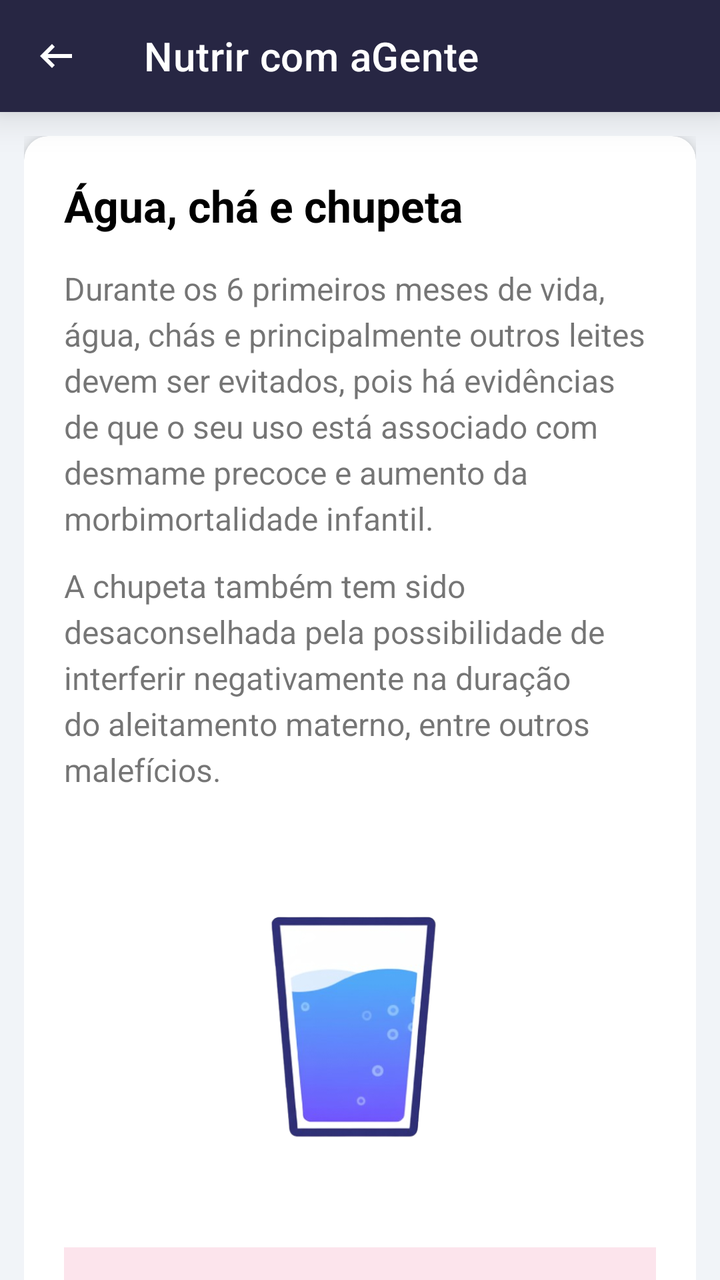
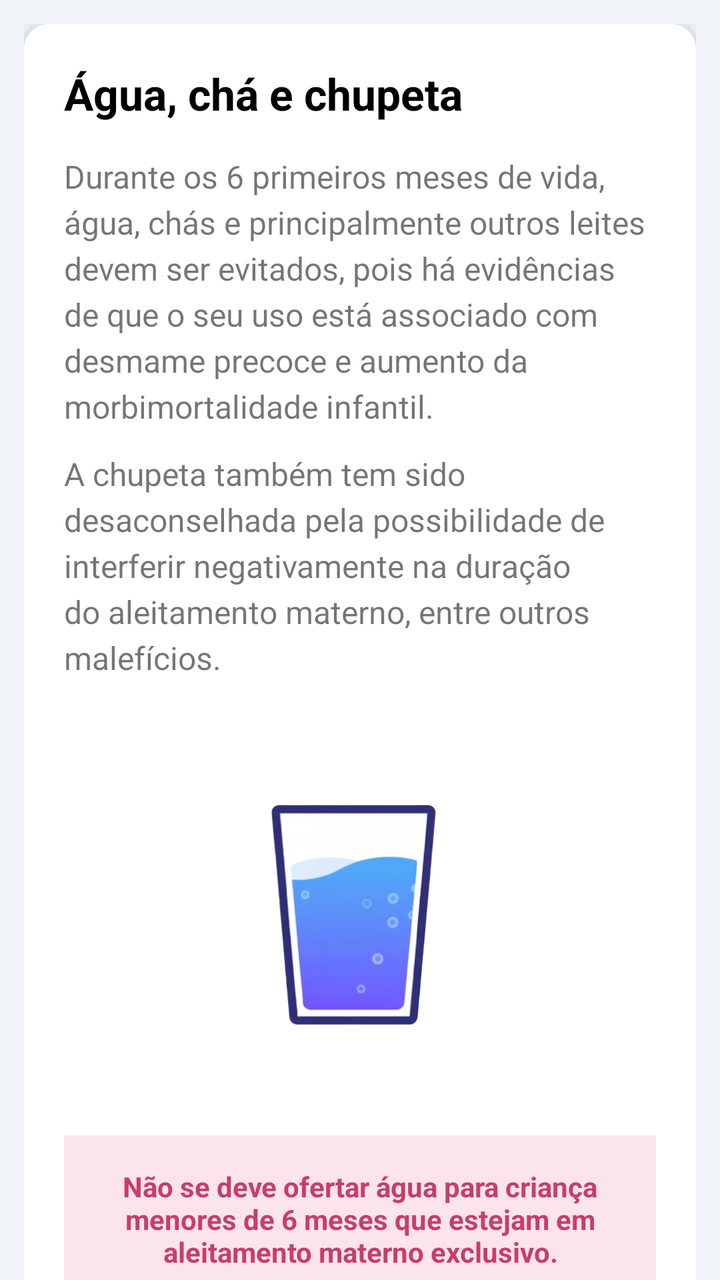

Compare the two renders of this Android layout. The source of the first and the diff that turns it into the second are given below.
<!-- AndroidManifest.xml: application theme Theme.NutrirAGente -->
<!-- res/layout/agua_cha.xml -->
<?xml version="1.0" encoding="utf-8"?>
<androidx.coordinatorlayout.widget.CoordinatorLayout
    xmlns:android="http://schemas.android.com/apk/res/android"
    xmlns:app="http://schemas.android.com/apk/res-auto"
    xmlns:tools="http://schemas.android.com/tools"
    android:layout_width="match_parent"
    android:layout_height="match_parent"
    android:background="@color/gray">

    <com.google.android.material.appbar.AppBarLayout
        android:layout_width="match_parent"
        android:layout_height="wrap_content"
        android:background="@color/blue_toolbar"
        app:elevation="12dp">

        <androidx.appcompat.widget.Toolbar
            android:id="@+id/toolbar"
            android:layout_width="match_parent"
            android:layout_height="?attr/actionBarSize"
            app:navigationIcon="@drawable/ic_arrow_back"
            app:title="@string/title_app"
            app:titleTextColor="@android:color/white"/>

    </com.google.android.material.appbar.AppBarLayout>

    <androidx.core.widget.NestedScrollView
        android:layout_width="match_parent"
        android:layout_height="match_parent"
        app:layout_behavior="@string/appbar_scrolling_view_behavior">

        <LinearLayout
            android:layout_width="match_parent"
            android:layout_height="wrap_content"
            android:orientation="vertical"
            android:padding="12dp">

            <androidx.cardview.widget.CardView
                android:layout_width="match_parent"
                android:layout_height="wrap_content"
                android:layout_marginBottom="16dp"
                app:cardCornerRadius="12dp"
                app:cardElevation="4dp">

                <LinearLayout
                    android:layout_width="match_parent"
                    android:layout_height="wrap_content"
                    android:orientation="vertical"
                    android:padding="20dp">

                    <TextView
                        android:layout_width="wrap_content"
                        android:layout_height="wrap_content"
                        android:layout_marginBottom="16dp"
                        android:text="@string/title_agua_e_cha"
                        android:textColor="@android:color/black"
                        android:textSize="22sp"
                        android:textStyle="bold" />

                    <TextView
                        android:layout_width="wrap_content"
                        android:layout_height="wrap_content"
                        android:layout_marginBottom="12dp"
                        android:lineSpacingExtra="4dp"
                        android:text="@string/water_six_months"
                        android:textSize="16sp" />

                    <TextView
                        android:layout_width="wrap_content"
                        android:layout_height="wrap_content"
                        android:layout_marginBottom="24dp"
                        android:lineSpacingExtra="4dp"
                        android:text="@string/pacifier"
                        android:textSize="16sp" />

                    <ImageView
                        android:layout_width="180dp"
                        android:layout_height="180dp"
                        android:layout_gravity="center_horizontal"
                        android:layout_marginBottom="24dp"
                        android:src="@drawable/copo_de_agua"
                        android:contentDescription="@string/um_copo_de_agua" />

                    <TextView
                        android:layout_width="match_parent"
                        android:layout_height="wrap_content"
                        android:background="#FCE4EC"
                        android:gravity="center"
                        android:padding="16dp"
                        android:text="@string/no_water_six_months"
                        android:textColor="#C73E6B"
                        android:textStyle="bold" />

                </LinearLayout>

            </androidx.cardview.widget.CardView>


        </LinearLayout>
    </androidx.core.widget.NestedScrollView>

</androidx.coordinatorlayout.widget.CoordinatorLayout>
<!-- resources referenced by this layout -->
<resources>
  <color name="blue_toolbar">#272643</color>
  <color name="gray">#F1F4F8</color>
  <!-- drawable copo_de_agua: png bitmap (drawable, 90476 bytes) -->
  <!-- drawable ic_arrow_back (drawable) -->
  <vector xmlns:android="http://schemas.android.com/apk/res/android" android:autoMirrored="true" android:height="24dp" android:tint="@color/white" android:viewportHeight="960" android:viewportWidth="960" android:width="24dp">
        
      <path android:fillColor="@android:color/white" android:pathData="M400,720L160,480L400,240L456,298L314,440L800,440L800,520L314,520L456,662L400,720Z"/>
      
  </vector>
  <string name="no_water_six_months">Não se deve ofertar água para criança menores de 6 meses que estejam em aleitamento materno exclusivo.</string>
  <string name="pacifier">A chupeta também tem sido desaconselhada pela possibilidade de interferir negativamente na duração do aleitamento materno, entre outros malefícios.</string>
  <string name="title_agua_e_cha">Água, chá e chupeta</string>
  <string name="title_app">Nutrir com aGente</string>
  <string name="um_copo_de_agua">Ilustração de um copo de água</string>
  <string name="water_six_months">Durante os 6 primeiros meses de vida, água, chás e principalmente outros leites devem ser evitados, pois há evidências de que o seu uso está associado com desmame precoce e aumento da morbimortalidade infantil.</string>
  <style name="Theme.NutrirAGente" parent="Theme.MaterialComponents.Light.NoActionBar">
          
          <item name="colorPrimary">@color/purple_500</item>
          <item name="colorPrimaryVariant">@color/blue_toolbar</item>
          <item name="colorOnPrimary">@color/white</item>
          <item name="colorOnPrimaryFixedVariant">@color/blue_toolbar</item>
          
          <item name="colorSecondary">@color/teal_200</item>
          <item name="colorSecondaryVariant">@color/teal_700</item>
          <item name="colorOnSecondary">@color/black</item>
          
          <item name="android:statusBarColor">@color/blue_toolbar</item>
          
      </style>
  <color name="white">#FFFFFFFF</color>
  <color name="purple_500">#FF6200EE</color>
  <color name="teal_200">#FF03DAC5</color>
  <color name="teal_700">#FF018786</color>
  <color name="black">#FF000000</color>
</resources>

<!-- the commit's change to res/layout/agua_cha.xml (unified diff, before → after) -->
@@ -13,13 +13,7 @@
         android:background="@color/blue_toolbar"
         app:elevation="12dp">
 
-        <androidx.appcompat.widget.Toolbar
-            android:id="@+id/toolbar"
-            android:layout_width="match_parent"
-            android:layout_height="?attr/actionBarSize"
-            app:navigationIcon="@drawable/ic_arrow_back"
-            app:title="@string/title_app"
-            app:titleTextColor="@android:color/white"/>
+
 
     </com.google.android.material.appbar.AppBarLayout>
 
<!-- resource entries referenced after the edit -->
@@ -3,16 +3,9 @@
   <color name="blue_toolbar">#272643</color>
   <color name="gray">#F1F4F8</color>
   <!-- drawable copo_de_agua: png bitmap (drawable, 90476 bytes) -->
-  <!-- drawable ic_arrow_back (drawable) -->
-  <vector xmlns:android="http://schemas.android.com/apk/res/android" android:autoMirrored="true" android:height="24dp" android:tint="@color/white" android:viewportHeight="960" android:viewportWidth="960" android:width="24dp">
-        
-      <path android:fillColor="@android:color/white" android:pathData="M400,720L160,480L400,240L456,298L314,440L800,440L800,520L314,520L456,662L400,720Z"/>
-      
-  </vector>
   <string name="no_water_six_months">Não se deve ofertar água para criança menores de 6 meses que estejam em aleitamento materno exclusivo.</string>
   <string name="pacifier">A chupeta também tem sido desaconselhada pela possibilidade de interferir negativamente na duração do aleitamento materno, entre outros malefícios.</string>
   <string name="title_agua_e_cha">Água, chá e chupeta</string>
-  <string name="title_app">Nutrir com aGente</string>
   <string name="um_copo_de_agua">Ilustração de um copo de água</string>
   <string name="water_six_months">Durante os 6 primeiros meses de vida, água, chás e principalmente outros leites devem ser evitados, pois há evidências de que o seu uso está associado com desmame precoce e aumento da morbimortalidade infantil.</string>
   <style name="Theme.NutrirAGente" parent="Theme.MaterialComponents.Light.NoActionBar">
